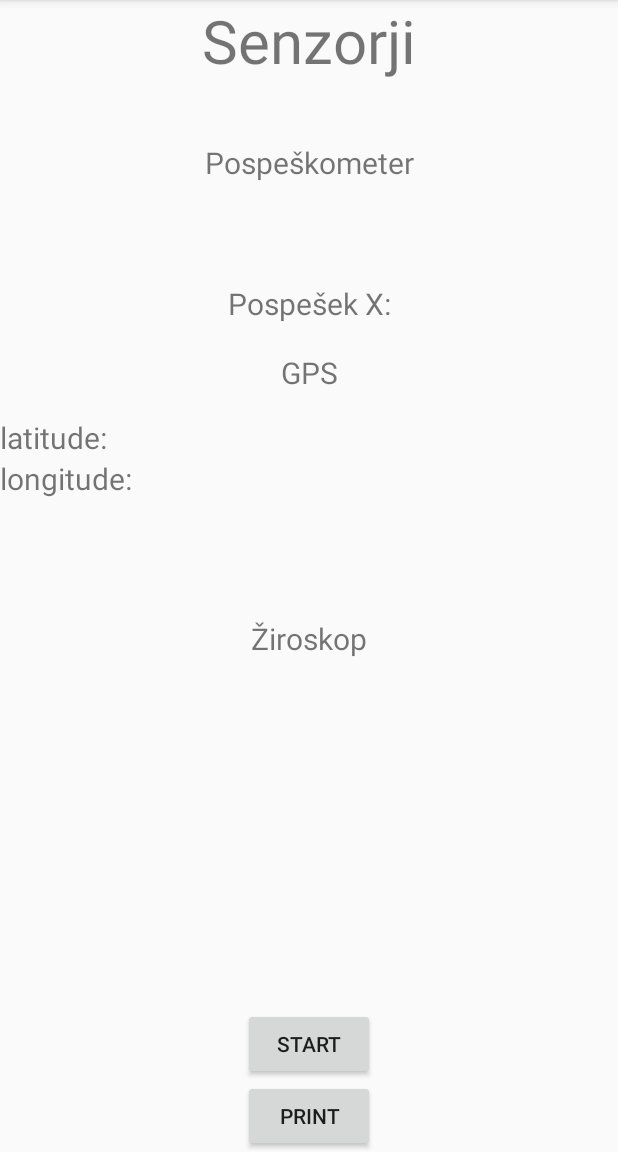
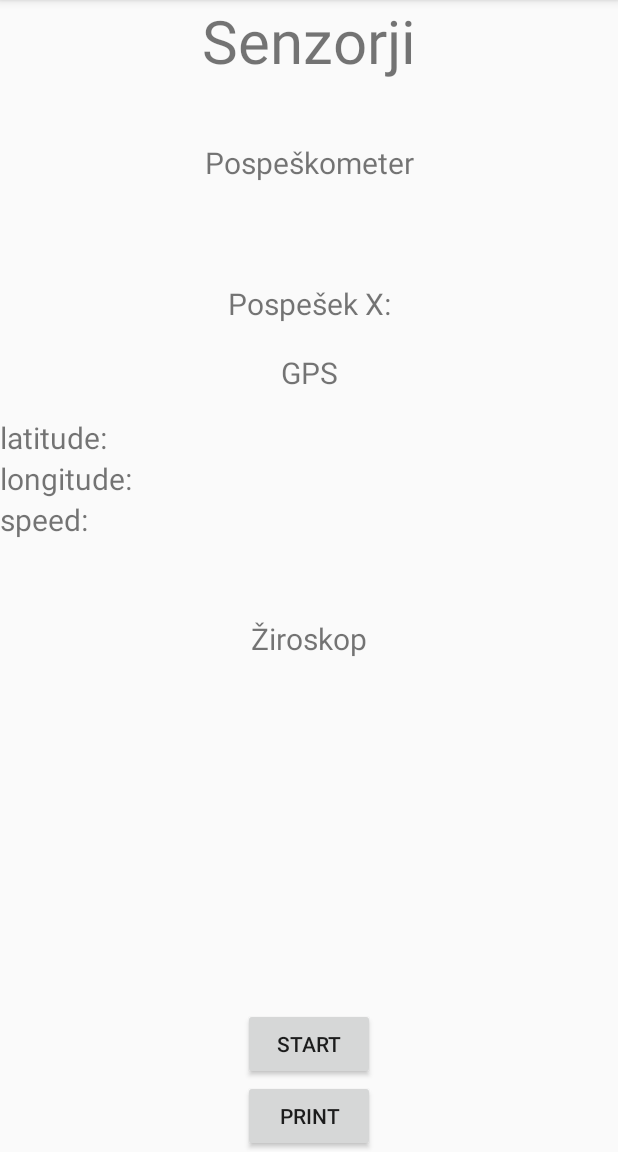
Before and after one commit to domen-osojnik/final_project, an Android app: the MainActivity screen opened directly, with no data from a screen before it, on a phone screen of 412 x 824 dp, the part 84-1236 px from its top. Run offline under Robolectric (Android 15) with nearby library versions, the phone set to English and light mode, and no system bars; libraries missing offline, so code that uses them is left out: sun.rmi.runtime; 1 statement that could not run was skipped.

Commit message:
Sprotni update GPS

```diff
--- a/app/app/src/main/java/com/example/trafficinfra/MainActivity.java
+++ b/app/app/src/main/java/com/example/trafficinfra/MainActivity.java
@@ -12,6 +12,7 @@ import android.hardware.SensorEventListener;
 import android.hardware.SensorManager;
 import android.location.Location;
 import android.os.Bundle;
+import android.os.Looper;
 import android.os.Vibrator;
 import android.view.View;
 import android.widget.Button;
@@ -19,16 +20,14 @@ import android.widget.TextView;
 import com.example.libreadings.RetrofitInterface;
 import com.example.libreadings.SensorData;
 import com.example.libreadings.SensorReading;
-import com.google.android.gms.common.api.GoogleApiClient;
 import com.google.android.gms.location.FusedLocationProviderClient;
+import com.google.android.gms.location.LocationCallback;
+import com.google.android.gms.location.LocationRequest;
+import com.google.android.gms.location.LocationResult;
 import com.google.android.gms.location.LocationServices;
 import com.google.android.gms.tasks.OnSuccessListener;
 
 import android.util.Log;
-import android.widget.Toast;
-
-import java.io.File;
-import java.util.HashMap;
 
 import retrofit2.Call;
 import retrofit2.Callback;
@@ -81,15 +80,21 @@ public class MainActivity extends AppCompatActivity implements SensorEventListen
     private TextView gyroPosX;
     private TextView gyroPosY;
     private TextView gyroPosZ;
+    private TextView latitude;
+    private TextView longitude;
+    private TextView speed;
 
     private float vibrateThreshold = 0;
 
     public Vibrator v;
 
     private FusedLocationProviderClient fusedLocationClient;
-    TextView latitude;
-    TextView longitude;
     private int locationRequestCode = 1000;
+    private LocationCallback locationCallback;
+    private LocationRequest locationRequest;
+    private double latitudeV;
+    private double longitudeV;
+    private float speedV;
 
     Location loc;
 
@@ -151,33 +156,36 @@ public class MainActivity extends AppCompatActivity implements SensorEventListen
         //initialize vibration
         v = (Vibrator) this.getSystemService(Context.VIBRATOR_SERVICE);
 
+
         fusedLocationClient = LocationServices.getFusedLocationProviderClient(this);
-        longitude = (TextView) this.findViewById(R.id.longitude);
-        latitude = (TextView) this.findViewById(R.id.latitude);
-
         // check permission
         if (ActivityCompat.checkSelfPermission(this, Manifest.permission.ACCESS_FINE_LOCATION) != PackageManager.PERMISSION_GRANTED) {
             // reuqest for permission
             ActivityCompat.requestPermissions(this, new String[]{Manifest.permission.ACCESS_FINE_LOCATION, Manifest.permission.ACCESS_COARSE_LOCATION},
                     locationRequestCode);
+        }
 
+        locationRequest = LocationRequest.create();
+        locationRequest.setPriority(LocationRequest.PRIORITY_HIGH_ACCURACY);
+        locationRequest.setInterval(1000);
+        locationRequest.setFastestInterval(500);
 
-        } else {
-            fusedLocationClient.getLastLocation()
-                    .addOnSuccessListener(this, new OnSuccessListener<Location>() {
-                        @Override
-                        public void onSuccess(Location location) {
-                            loc = location;
-
-                            latitude.setText("latitude: " + String.valueOf(location.getLatitude()));
-                            longitude.setText("longitude: " + String.valueOf(location.getLongitude()));
-                            Log.v(TAG, String.valueOf(location.getSpeed()));
-                            if (location != null) {
-                                // Logic to handle location object
-                            }
-                        }
-                    });
-        }
+        locationCallback = new LocationCallback() {
+            @Override
+            public void onLocationResult(LocationResult locationResult) {
+                if (locationResult == null) {
+                    return;
+                }
+                for (Location location : locationResult.getLocations()) {
+                    latitude.setText("latitude: " + String.valueOf(location.getLatitude()));
+                    longitude.setText("longitude: " + String.valueOf(location.getLongitude()));
+                    speed.setText("speed: " + String.valueOf(location.getSpeed()));
+                    latitudeV=location.getLatitude();
+                    longitudeV=location.getLongitude();
+                    speedV=location.getSpeed();
+                }
+            }
+        };
     }
 
     public void initializeViews() {
@@ -186,6 +194,9 @@ public class MainActivity extends AppCompatActivity implements SensorEventListen
         gyroPosY = (TextView) findViewById(R.id.gyroPosY);
         gyroPosZ = (TextView) findViewById(R.id.gyroPosZ);
         buttonRecord = (Button) findViewById(R.id.buttonRecord);
+        longitude = (TextView) this.findViewById(R.id.longitude);
+        latitude = (TextView) this.findViewById(R.id.latitude);
+        speed = (TextView) this.findViewById(R.id.speed);
     }
 
 
@@ -195,12 +206,16 @@ public class MainActivity extends AppCompatActivity implements SensorEventListen
         sensorManager.registerListener(this, accelerometer, SensorManager.SENSOR_DELAY_NORMAL);
         sensorManager.registerListener(this, gyro, SensorManager.SENSOR_DELAY_NORMAL);
         gyroPosInit = false;
+        fusedLocationClient.requestLocationUpdates(locationRequest,
+                locationCallback,
+                Looper.getMainLooper());
     }
 
     //onPause() unregister the accelerometer for stop listening the events
     protected void onPause() {
         super.onPause();
         sensorManager.unregisterListener(this);
+        fusedLocationClient.removeLocationUpdates(locationCallback);
     }
 
     @Override
@@ -379,6 +394,6 @@ public class MainActivity extends AppCompatActivity implements SensorEventListen
     }
 
     private void packData(int shakeDegree){
-        readings.addData(new SensorData(0.00, 0.00, 0, shakeDegree));
+        readings.addData(new SensorData(latitudeV, longitudeV, speedV, shakeDegree));
     }
 }
--- a/app/app/src/main/res/layout/activity_main.xml
+++ b/app/app/src/main/res/layout/activity_main.xml
@@ -15,6 +15,15 @@
         android:textSize="20dp"
         app:layout_constraintStart_toStartOf="parent"
         app:layout_constraintTop_toBottomOf="@+id/gpsTitle" />
+
+    <TextView
+        android:id="@+id/speed"
+        android:layout_width="wrap_content"
+        android:layout_height="wrap_content"
+        android:text="speed:"
+        android:textSize="20dp"
+        app:layout_constraintLeft_toLeftOf="parent"
+        app:layout_constraintTop_toBottomOf="@+id/longitude" />
 
     <TextView
         android:id="@+id/longitude"
```
